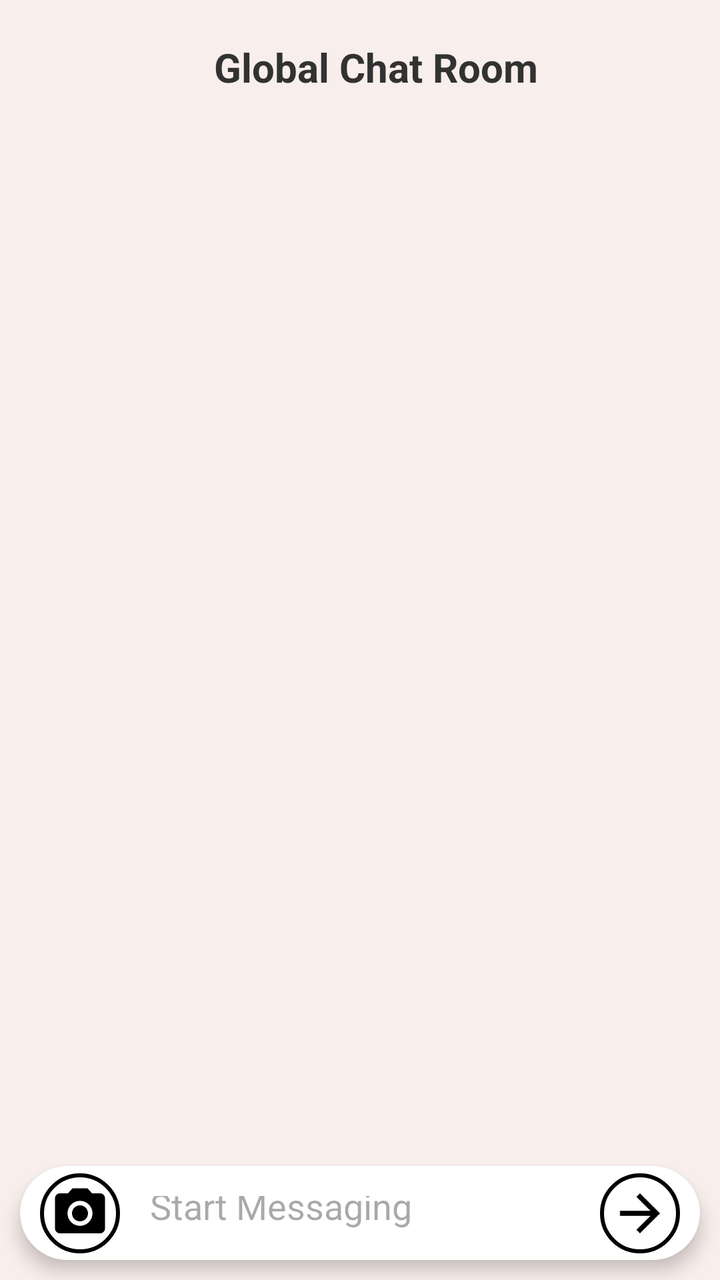
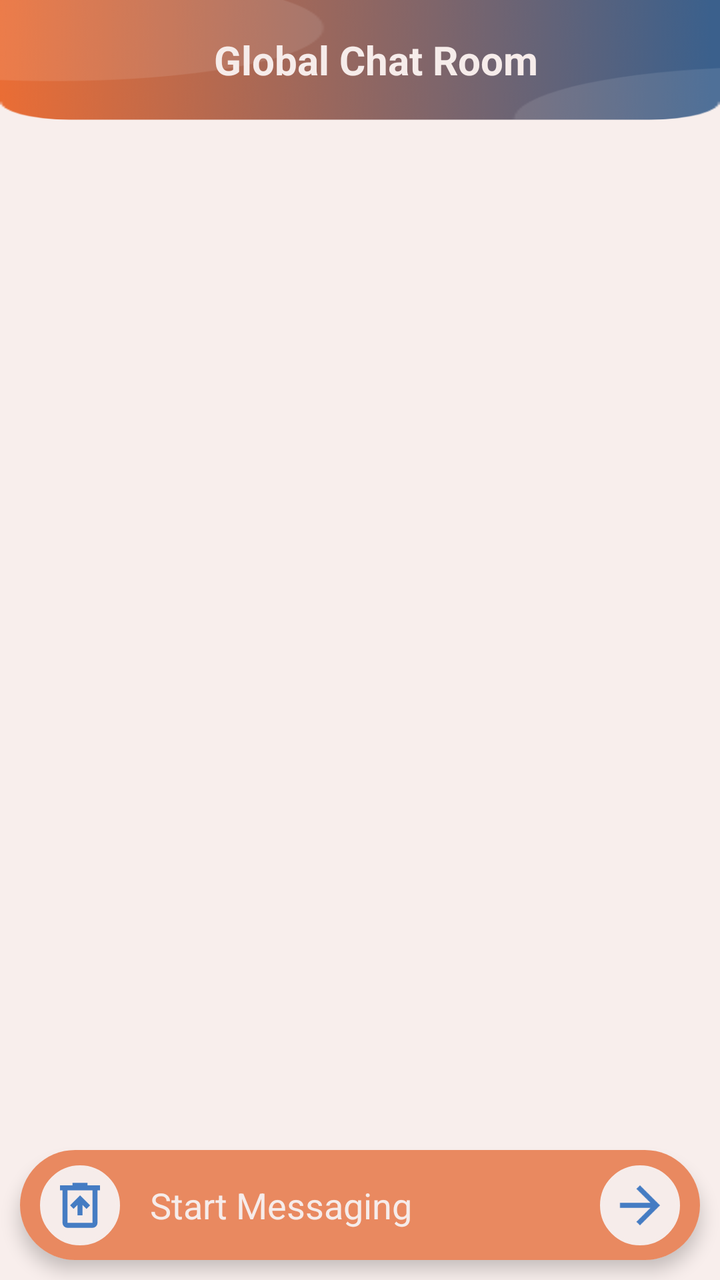

An Android layout rendered at two revisions. The XML below is the earlier revision; the diff shows what the commit changed to produce the second picture.
<!-- AndroidManifest.xml: application theme Theme.CurrencyConverter -->
<!-- res/layout/fragment_chat.xml -->
<?xml version="1.0" encoding="utf-8"?>
<androidx.constraintlayout.widget.ConstraintLayout xmlns:android="http://schemas.android.com/apk/res/android"
    xmlns:tools="http://schemas.android.com/tools"
    android:layout_width="match_parent"
    android:layout_height="match_parent"
    xmlns:app="http://schemas.android.com/apk/res-auto"
    tools:context=".ChatFragment"
    android:background="#F8EEEC">


    <androidx.appcompat.widget.Toolbar
        android:id="@+id/toolbar"
        android:layout_width="match_parent"
        android:layout_height="47dp"
        android:layout_margin="10dp"
        android:elevation="5dp"
        app:layout_constraintEnd_toEndOf="parent"
        app:layout_constraintStart_toStartOf="parent"
        app:layout_constraintTop_toTopOf="parent" >
        <LinearLayout
            android:layout_width="match_parent"
            android:layout_height="match_parent"
            android:gravity="center">
            <TextView
                android:layout_width="wrap_content"
                android:layout_height="wrap_content"
                android:text="Global Chat Room"
                android:textStyle="bold"
                android:textSize="20sp"
                android:textColor="#323232"/>
        </LinearLayout>
    </androidx.appcompat.widget.Toolbar>


    <androidx.recyclerview.widget.RecyclerView
        android:layout_width="match_parent"
        android:layout_height="0dp"
        android:clipToPadding="false"
        android:paddingTop="10dp"
        app:layout_constraintBottom_toTopOf="@+id/cardView"
        app:layout_constraintEnd_toEndOf="parent"
        app:layout_constraintStart_toStartOf="parent"
        app:layout_constraintTop_toBottomOf="@+id/toolbar" />

    <androidx.cardview.widget.CardView
        android:id="@+id/cardView"
        android:layout_width="match_parent"
        android:layout_height="47dp"
        android:layout_margin="10dp"
        app:cardCornerRadius="30dp"
        app:cardElevation="5dp"
        app:layout_constraintBottom_toBottomOf="parent"
        app:layout_constraintEnd_toEndOf="parent"
        app:layout_constraintStart_toStartOf="parent">
        <androidx.constraintlayout.widget.ConstraintLayout
            android:layout_width="match_parent"
            android:layout_height="match_parent">

            <EditText
                android:layout_width="0dp"
                android:hint="Start Messaging"
                android:padding="15dp"
                android:background="@android:color/transparent"
                android:layout_height="wrap_content"
                app:layout_constraintBottom_toBottomOf="parent"
                app:layout_constraintEnd_toStartOf="@+id/imageButton"
                app:layout_constraintStart_toEndOf="@+id/imageView"
                app:layout_constraintTop_toTopOf="parent" />

            <ImageButton
                android:id="@+id/imageView"
                android:layout_width="40dp"
                android:layout_height="40dp"
                android:layout_marginStart="10dp"
                android:scaleType="centerCrop"
                android:padding="5dp"
                android:src="@drawable/baseline_camera_alt_24"
                android:background="@drawable/rounded_background"
                app:layout_constraintBottom_toBottomOf="parent"
                app:layout_constraintStart_toStartOf="parent"
                app:layout_constraintTop_toTopOf="parent" />

            <ImageButton
                android:id="@+id/imageButton"
                android:layout_width="40dp"
                android:layout_height="40dp"
                android:layout_marginEnd="10dp"
                android:padding="5dp"
                android:scaleType="centerCrop"
                android:background="@drawable/rounded_background"
                android:src="@drawable/outline_arrow_forward_24"
                app:layout_constraintBottom_toBottomOf="parent"
                app:layout_constraintEnd_toEndOf="parent"
                app:layout_constraintTop_toTopOf="parent" />

        </androidx.constraintlayout.widget.ConstraintLayout>
    </androidx.cardview.widget.CardView>


</androidx.constraintlayout.widget.ConstraintLayout>
<!-- resources referenced by this layout -->
<resources>
  <!-- drawable baseline_camera_alt_24 (drawable) -->
  <vector xmlns:android="http://schemas.android.com/apk/res/android" android:height="24dp" android:tint="#000000" android:viewportHeight="24" android:viewportWidth="24" android:width="24dp">
        
      <path android:fillColor="@android:color/white" android:pathData="M12,12m-3.2,0a3.2,3.2 0,1 1,6.4 0a3.2,3.2 0,1 1,-6.4 0"/>
        
      <path android:fillColor="@android:color/white" android:pathData="M9,2L7.17,4L4,4c-1.1,0 -2,0.9 -2,2v12c0,1.1 0.9,2 2,2h16c1.1,0 2,-0.9 2,-2L22,6c0,-1.1 -0.9,-2 -2,-2h-3.17L15,2L9,2zM12,17c-2.76,0 -5,-2.24 -5,-5s2.24,-5 5,-5 5,2.24 5,5 -2.24,5 -5,5z"/>
      
  </vector>
  <!-- drawable outline_arrow_forward_24 (drawable) -->
  <vector xmlns:android="http://schemas.android.com/apk/res/android" android:autoMirrored="true" android:height="24dp" android:tint="#000000" android:viewportHeight="960" android:viewportWidth="960" android:width="24dp">
        
      <path android:fillColor="@android:color/white" android:pathData="M647,520L160,520L160,440L647,440L423,216L480,160L800,480L480,800L423,744L647,520Z"/>
      
  </vector>
  <!-- drawable rounded_background (drawable) -->
  <?xml version="1.0" encoding="utf-8"?>
  <shape xmlns:android="http://schemas.android.com/apk/res/android"
      android:shape="rectangle">
  
      
      <corners android:radius="300dp" />
  
      
      <stroke
          android:width="2dp"
          android:color="#000000" />
  
  </shape>
  <style name="Theme.CurrencyConverter" parent="Base.Theme.CurrencyConverter" />
  <style name="Base.Theme.CurrencyConverter" parent="Theme.Material3.DayNight.NoActionBar">
          
          
      </style>
</resources>

<!-- the commit's change to res/layout/fragment_chat.xml (unified diff, before → after) -->
@@ -5,34 +5,37 @@
     android:layout_height="match_parent"
     xmlns:app="http://schemas.android.com/apk/res-auto"
     tools:context=".ChatFragment"
-    android:background="#F8EEEC">
+    android:background="#F8EEEC" >
 
 
     <androidx.appcompat.widget.Toolbar
         android:id="@+id/toolbar"
         android:layout_width="match_parent"
-        android:layout_height="47dp"
-        android:layout_margin="10dp"
+        android:layout_height="60dp"
         android:elevation="5dp"
+        android:background="@drawable/top_background"
         app:layout_constraintEnd_toEndOf="parent"
         app:layout_constraintStart_toStartOf="parent"
         app:layout_constraintTop_toTopOf="parent" >
+
         <LinearLayout
             android:layout_width="match_parent"
             android:layout_height="match_parent"
-            android:gravity="center">
+            android:gravity="center" >
             <TextView
                 android:layout_width="wrap_content"
                 android:layout_height="wrap_content"
                 android:text="Global Chat Room"
                 android:textStyle="bold"
                 android:textSize="20sp"
-                android:textColor="#323232"/>
+                android:textColor="#F6ECEA" />
+
         </LinearLayout>
+
     </androidx.appcompat.widget.Toolbar>
 
-
     <androidx.recyclerview.widget.RecyclerView
+        android:id="@+id/chat_list"
         android:layout_width="match_parent"
         android:layout_height="0dp"
         android:clipToPadding="false"
@@ -45,43 +48,50 @@
     <androidx.cardview.widget.CardView
         android:id="@+id/cardView"
         android:layout_width="match_parent"
-        android:layout_height="47dp"
+        android:layout_height="55dp"
         android:layout_margin="10dp"
         app:cardCornerRadius="30dp"
         app:cardElevation="5dp"
         app:layout_constraintBottom_toBottomOf="parent"
         app:layout_constraintEnd_toEndOf="parent"
         app:layout_constraintStart_toStartOf="parent">
+
         <androidx.constraintlayout.widget.ConstraintLayout
             android:layout_width="match_parent"
-            android:layout_height="match_parent">
+            android:layout_height="match_parent"
+            android:background="#E2E77A4C" >
 
             <EditText
+                android:id="@+id/chat_box"
                 android:layout_width="0dp"
                 android:hint="Start Messaging"
+                android:textColorHint="#F6ECEA"
+                android:textColor="#F6ECEA"
                 android:padding="15dp"
                 android:background="@android:color/transparent"
                 android:layout_height="wrap_content"
                 app:layout_constraintBottom_toBottomOf="parent"
-                app:layout_constraintEnd_toStartOf="@+id/imageButton"
-                app:layout_constraintStart_toEndOf="@+id/imageView"
+                app:layout_constraintEnd_toStartOf="@+id/send_btn"
+                app:layout_constraintStart_toEndOf="@+id/clearChatBtn"
                 app:layout_constraintTop_toTopOf="parent" />
 
             <ImageButton
-                android:id="@+id/imageView"
+                android:id="@+id/clearChatBtn"
                 android:layout_width="40dp"
                 android:layout_height="40dp"
                 android:layout_marginStart="10dp"
                 android:scaleType="centerCrop"
                 android:padding="5dp"
-                android:src="@drawable/baseline_camera_alt_24"
+                android:src="@drawable/outline_restore_from_trash_24"
                 android:background="@drawable/rounded_background"
+                android:backgroundTint="#F6ECEA"
                 app:layout_constraintBottom_toBottomOf="parent"
                 app:layout_constraintStart_toStartOf="parent"
-                app:layout_constraintTop_toTopOf="parent" />
+                app:layout_constraintTop_toTopOf="parent"
+                app:tint="#457CC3" />
 
             <ImageButton
-                android:id="@+id/imageButton"
+                android:id="@+id/send_btn"
                 android:layout_width="40dp"
                 android:layout_height="40dp"
                 android:layout_marginEnd="10dp"
@@ -89,11 +99,14 @@
                 android:scaleType="centerCrop"
                 android:background="@drawable/rounded_background"
                 android:src="@drawable/outline_arrow_forward_24"
+                android:backgroundTint="#F6ECEA"
                 app:layout_constraintBottom_toBottomOf="parent"
                 app:layout_constraintEnd_toEndOf="parent"
-                app:layout_constraintTop_toTopOf="parent" />
+                app:layout_constraintTop_toTopOf="parent"
+                app:tint="#457CC3" />
 
         </androidx.constraintlayout.widget.ConstraintLayout>
+
     </androidx.cardview.widget.CardView>
 
 
<!-- resource entries referenced after the edit -->
@@ -1,17 +1,15 @@
 <!-- resources referenced by this layout -->
 <resources>
-  <!-- drawable baseline_camera_alt_24 (drawable) -->
-  <vector xmlns:android="http://schemas.android.com/apk/res/android" android:height="24dp" android:tint="#000000" android:viewportHeight="24" android:viewportWidth="24" android:width="24dp">
-        
-      <path android:fillColor="@android:color/white" android:pathData="M12,12m-3.2,0a3.2,3.2 0,1 1,6.4 0a3.2,3.2 0,1 1,-6.4 0"/>
-        
-      <path android:fillColor="@android:color/white" android:pathData="M9,2L7.17,4L4,4c-1.1,0 -2,0.9 -2,2v12c0,1.1 0.9,2 2,2h16c1.1,0 2,-0.9 2,-2L22,6c0,-1.1 -0.9,-2 -2,-2h-3.17L15,2L9,2zM12,17c-2.76,0 -5,-2.24 -5,-5s2.24,-5 5,-5 5,2.24 5,5 -2.24,5 -5,5z"/>
-      
-  </vector>
   <!-- drawable outline_arrow_forward_24 (drawable) -->
   <vector xmlns:android="http://schemas.android.com/apk/res/android" android:autoMirrored="true" android:height="24dp" android:tint="#000000" android:viewportHeight="960" android:viewportWidth="960" android:width="24dp">
         
       <path android:fillColor="@android:color/white" android:pathData="M647,520L160,520L160,440L647,440L423,216L480,160L800,480L480,800L423,744L647,520Z"/>
+      
+  </vector>
+  <!-- drawable outline_restore_from_trash_24 (drawable) -->
+  <vector xmlns:android="http://schemas.android.com/apk/res/android" android:height="24dp" android:tint="#000000" android:viewportHeight="960" android:viewportWidth="960" android:width="24dp">
+        
+      <path android:fillColor="@android:color/white" android:pathData="M440,640L520,640L520,474L584,536L640,480L480,320L320,480L376,536L440,474L440,640ZM280,840Q247,840 223.5,816.5Q200,793 200,760L200,240L160,240L160,160L360,160L360,120L600,120L600,160L800,160L800,240L760,240L760,760Q760,793 736.5,816.5Q713,840 680,840L280,840ZM680,240L280,240L280,760Q280,760 280,760Q280,760 280,760L680,760Q680,760 680,760Q680,760 680,760L680,240ZM280,240L280,240L280,760Q280,760 280,760Q280,760 280,760L280,760Q280,760 280,760Q280,760 280,760L280,240Z"/>
       
   </vector>
   <!-- drawable rounded_background (drawable) -->
@@ -25,10 +23,12 @@
       
       <stroke
           android:width="2dp"
-          android:color="#000000" />
+          android:color="@color/black" />
   
   </shape>
+  <!-- drawable top_background: png bitmap (drawable, 22940 bytes) -->
   <style name="Theme.CurrencyConverter" parent="Base.Theme.CurrencyConverter" />
+  <color name="black">#FF000000</color>
   <style name="Base.Theme.CurrencyConverter" parent="Theme.Material3.DayNight.NoActionBar">
           
           
